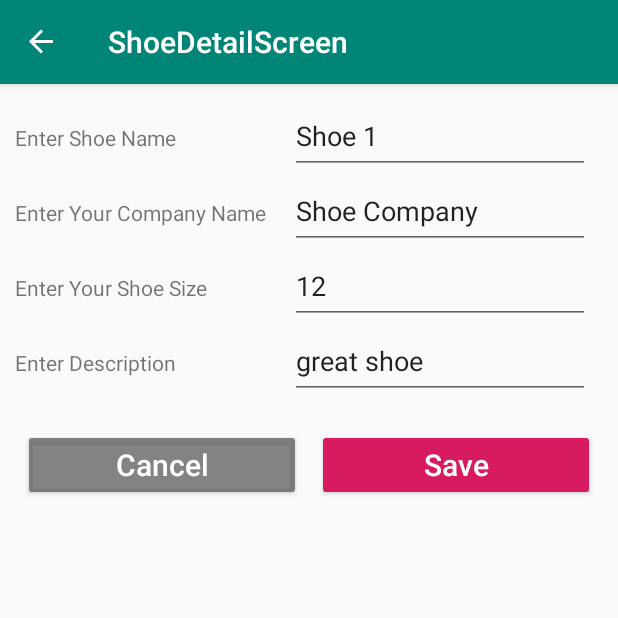
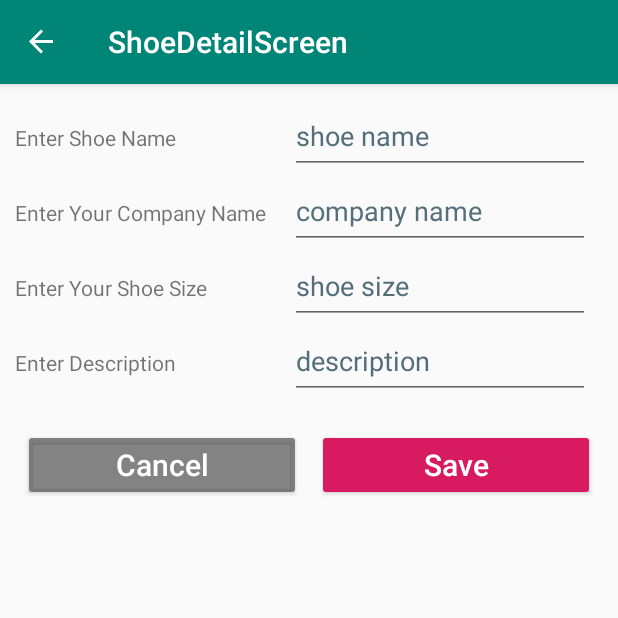
Before and after one commit to Mohamed-Bakr-Rabia/Android-Udacity-Project, an Android app: the ShoeDetailScreen screen opened through its navigation route, on a phone screen of 412 x 824 dp, the top half of it. Run offline under Robolectric (Android 15) with nearby library versions, the phone set to English and light mode, and no system bars; our stand-ins replace data binding, navigation-ui; Roboto replaces fonts that are not available here.

Commit message:
add comment and 2-way binding

```diff
--- a/app/src/main/java/com/udacity/shoestore/shoedetail/ShoeDetailScreen.kt
+++ b/app/src/main/java/com/udacity/shoestore/shoedetail/ShoeDetailScreen.kt
@@ -6,11 +6,8 @@ import android.view.LayoutInflater
 import android.view.View
 import android.view.ViewGroup
 import androidx.databinding.DataBindingUtil
-import androidx.lifecycle.Observer
 import androidx.lifecycle.ViewModelProvider
 import androidx.lifecycle.ViewModelStoreOwner
-import androidx.navigation.Navigation
-import androidx.navigation.findNavController
 import com.udacity.shoestore.MyViewModel
 import com.udacity.shoestore.R
 import com.udacity.shoestore.databinding.FragmentShoeDetailScreenBinding
@@ -29,7 +26,11 @@ class ShoeDetailScreen : Fragment() {
         )
         viewModel = ViewModelProvider(activity as ViewModelStoreOwner)[MyViewModel::class.java]
         binding.viewModel =  viewModel
-
+        binding.shoe = Shoe(name = "", size = "", company = "", description = "")
+        val shoe = binding.shoe
+        binding.save.setOnClickListener{ view->
+            viewModel.addListItem(view,shoe!!)
+        }
         return binding.root
     }
 
--- a/app/src/main/java/com/udacity/shoestore/shoelist/ShoeScreen.kt
+++ b/app/src/main/java/com/udacity/shoestore/shoelist/ShoeScreen.kt
@@ -2,6 +2,7 @@ package com.udacity.shoestore.shoelist
 
 import android.os.Bundle
 import android.view.*
+import android.widget.Toast
 import androidx.fragment.app.Fragment
 import androidx.databinding.DataBindingUtil
 import androidx.lifecycle.ViewModelProvider
@@ -35,12 +36,7 @@ class ShoeScreen : Fragment() {
             showList.forEachIndexed{ index,shoe ->
                 binding.listLayout.addView(createView(shoe),index)
             }
-
         }
-
-
-
-
         return binding.root
     }
 
--- a/app/src/main/res/layout/fragment_shoe_detail_screen.xml
+++ b/app/src/main/res/layout/fragment_shoe_detail_screen.xml
@@ -34,7 +34,7 @@
             android:id="@+id/shoe_name"
             style="@style/shoe_detail_text"
             android:autofillHints=""
-            android:text="@={viewModel.shoe.name}"
+            android:text="@={shoe.name}"
             android:hint="@string/shoe_name"
             android:inputType="text" />
         <TextView
@@ -45,7 +45,7 @@
         <EditText
             android:id="@+id/company"
             android:hint="@string/company_name"
-            android:text="@={viewModel.shoe.company}"
+            android:text="@={shoe.company}"
             android:inputType="text"
             style="@style/shoe_detail_text"
             android:autofillHints="" />
@@ -57,7 +57,7 @@
         <EditText
             android:id="@+id/shoe_size"
             android:hint="@string/shoe_size"
-            android:text="@={viewModel.shoe.size}"
+            android:text="@={shoe.size}"
             android:inputType="number"
             style="@style/shoe_detail_text"
             android:autofillHints="" />
@@ -69,7 +69,7 @@
         <EditText
             android:id="@+id/description"
             style="@style/shoe_detail_text"
-            android:text="@={viewModel.shoe.description}"
+            android:text="@={shoe.description}"
             android:autofillHints=""
             android:hint="@string/description"
             android:inputType="text" />
@@ -102,7 +102,6 @@
              android:layout_height="wrap_content"
              android:text="@string/save"
              style="@style/button"
-             android:onClick="@{(view)->viewModel.navigate(view)}"
              android:layout_weight="1"
              android:layout_marginTop="20dp"
              android:layout_marginStart="5dp"
```
Also changed, not shown: app/src/main/java/com/udacity/shoestore/MyViewModel.kt (+3 -10 lines).
